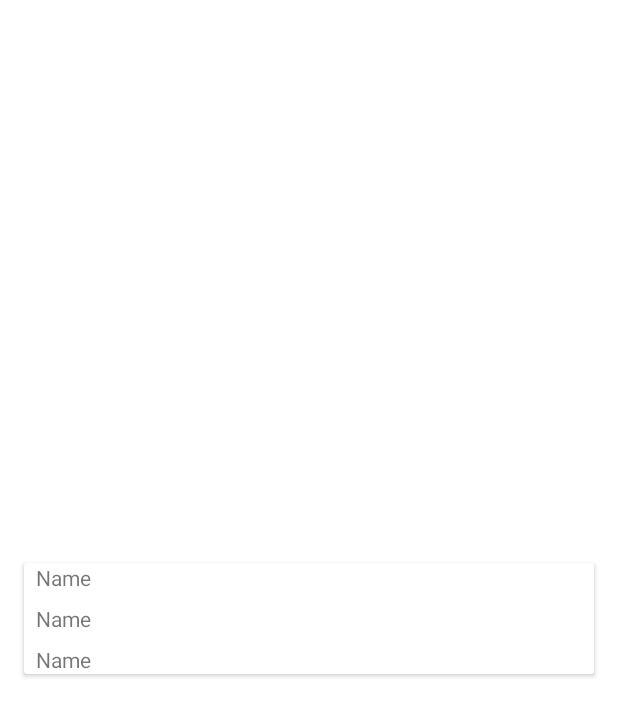
After one commit to yono-ms/JciClient, an Android app: the layout remote_item.xml on its own in the app's theme, with its tools: preview values and no code run, on a phone screen of 412 x 824 dp. The commit adds this screen. Shown: the top 716 px of the screen. Run offline under Robolectric (Android 15) with nearby library versions, the phone set to English and light mode, and no system bars.

Commit message:
remote list.

```diff
--- a/app/src/main/java/com/example/jciclient/HomeViewModel.kt
+++ b/app/src/main/java/com/example/jciclient/HomeViewModel.kt
@@ -2,7 +2,7 @@ package com.example.jciclient
 
 class HomeViewModel : BaseViewModel() {
     val items by lazy {
-        logger.warn("TODO items")
-        "TODO"
+        logger.info("read items.")
+        App.db.remoteDao().getAllLiveData()
     }
 }
--- /dev/null
+++ b/app/src/main/res/layout/remote_item.xml
@@ -0,0 +1,61 @@
+<?xml version="1.0" encoding="utf-8"?>
+<layout xmlns:android="http://schemas.android.com/apk/res/android"
+    xmlns:app="http://schemas.android.com/apk/res-auto"
+    xmlns:tools="http://schemas.android.com/tools">
+
+    <data>
+
+        <variable
+            name="viewModel"
+            type="com.example.jciclient.database.RemoteEntity" />
+    </data>
+
+    <androidx.constraintlayout.widget.ConstraintLayout
+        android:layout_width="match_parent"
+        android:layout_height="match_parent">
+
+        <androidx.cardview.widget.CardView
+            android:id="@+id/cardView"
+            android:layout_width="0dp"
+            android:layout_height="wrap_content"
+            android:layout_marginStart="16dp"
+            android:layout_marginTop="8dp"
+            android:layout_marginEnd="16dp"
+            android:layout_marginBottom="8dp"
+            app:layout_constraintBottom_toBottomOf="parent"
+            app:layout_constraintEnd_toEndOf="parent"
+            app:layout_constraintStart_toStartOf="parent"
+            app:layout_constraintTop_toTopOf="parent">
+
+            <LinearLayout
+                android:layout_width="match_parent"
+                android:layout_height="wrap_content"
+                android:orientation="vertical">
+
+                <TextView
+                    android:layout_width="wrap_content"
+                    android:layout_height="wrap_content"
+                    android:layout_marginStart="8dp"
+                    android:text="@{viewModel.domainName}"
+                    tools:text="Name" />
+
+                <TextView
+                    android:layout_width="wrap_content"
+                    android:layout_height="wrap_content"
+                    android:layout_marginStart="8dp"
+                    android:layout_marginTop="8dp"
+                    android:text="@{viewModel.accountName}"
+                    tools:text="Name" />
+
+                <TextView
+                    android:layout_width="wrap_content"
+                    android:layout_height="wrap_content"
+                    android:layout_marginStart="8dp"
+                    android:layout_marginTop="8dp"
+                    android:text="@{viewModel.accountPassword}"
+                    tools:text="Name" />
+            </LinearLayout>
+        </androidx.cardview.widget.CardView>
+
+    </androidx.constraintlayout.widget.ConstraintLayout>
+</layout>
```
Also changed, not shown: app/src/main/java/com/example/jciclient/HomeFragment.kt (+43 -0 lines), app/src/main/res/layout/home_fragment.xml (+9 -0 lines).
